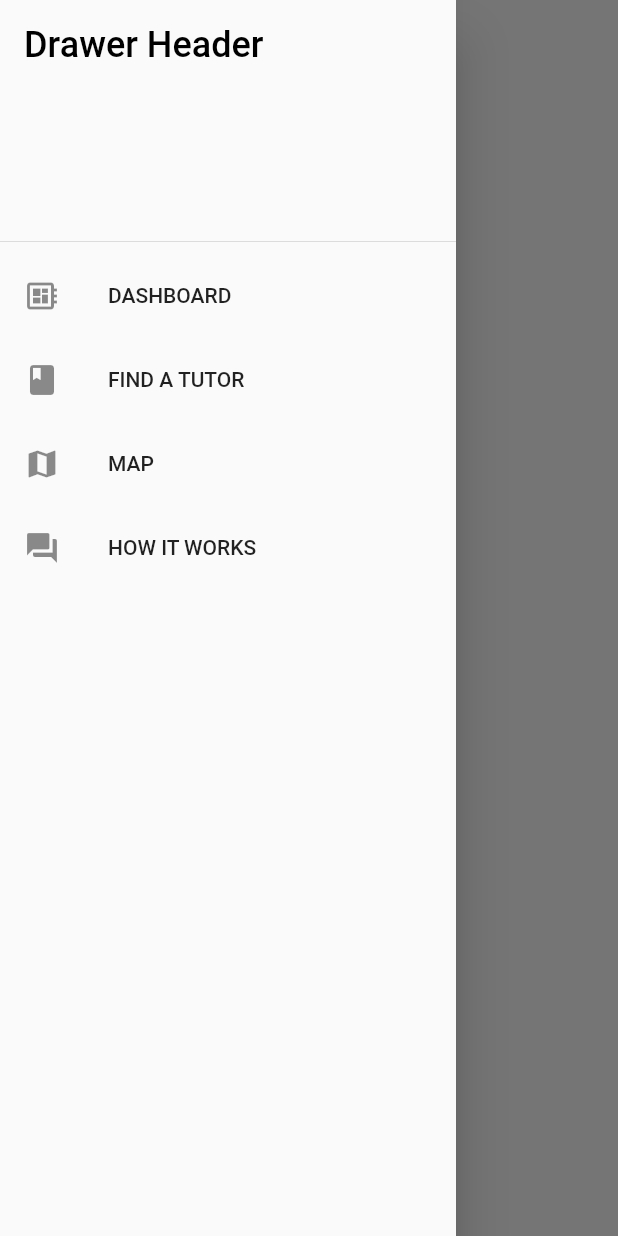
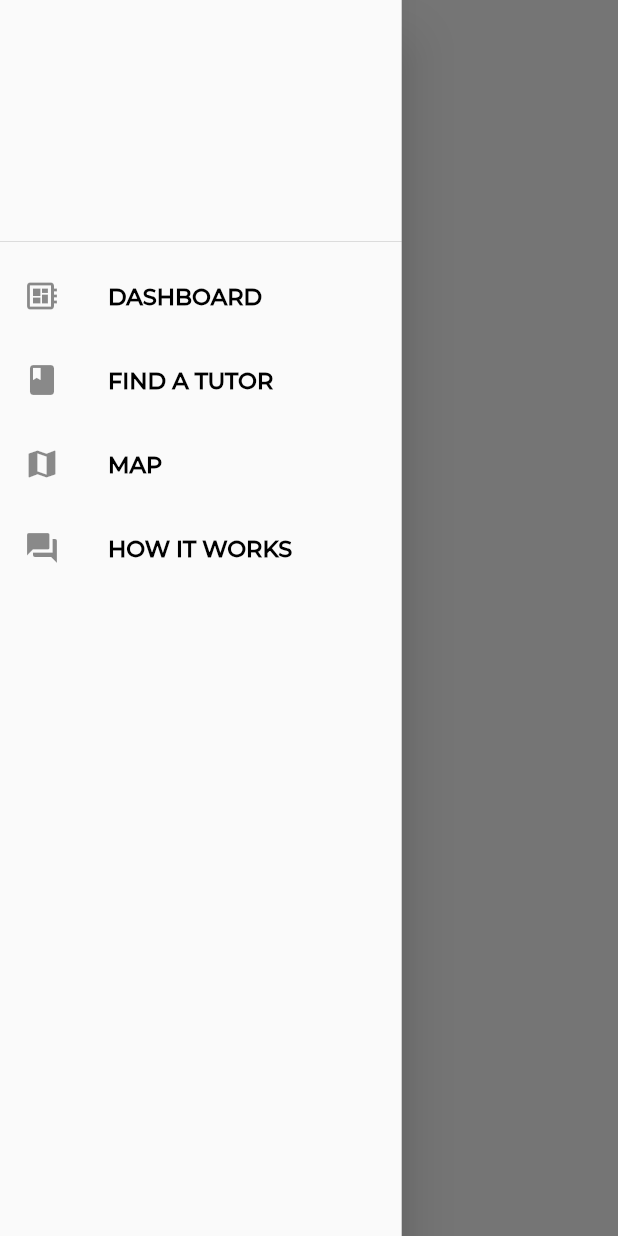
Before and after one commit to mayankdaruka/Styudor, a Flutter app: the DashBoard screen opened directly with empty values, with the side drawer open, on a phone screen of 412 x 824 dp. Run offline on Flutter 3.47's test engine with Material 2 defaults, Android fonts, the phone set to English and light mode, and no system bars; our stand-ins replace firebase_auth, mask_text_input_formatter; accounts and stored records are empty.

Commit message:
Dashboard and style theme changes

```diff
--- a/lib/dashboard.dart
+++ b/lib/dashboard.dart
@@ -17,7 +17,9 @@ class DashBoard extends StatelessWidget {
         backgroundColor: Colors.white,
         elevation: 0.0,
       ),
-      drawer: Drawer(
+      drawer: SizedBox(
+        width: MediaQuery.of(context).size.width * 0.65,
+        child: Drawer(
           child: ListView(
             padding: EdgeInsets.zero,
             children: <Widget>[
@@ -27,37 +29,30 @@ class DashBoard extends StatelessWidget {
 
                 ),
                 child: Text(
-                'Drawer Header',
-                style: TextStyle(
-                  color: Colors.black,
-                  fontSize: 24.0,
-                ),
-              ),
+                  _user['firstname'] + " " + _user['lastname'],
+                  textAlign: TextAlign.center,
+                  style: Theme.of(context).textTheme.headline6,),
               ),
               ListTile(
                 leading: Icon(Icons.developer_board),
-              title: Text('DASHBOARD'),
+                title: Text('DASHBOARD', style: Theme.of(context).textTheme.headline4,),
 
               ),
               ListTile(
                 leading: Icon(Icons.book),
-              title: Text('FIND A TUTOR'),
+                title: Text('FIND A TUTOR', style: Theme.of(context).textTheme.headline4,),
               ),
               ListTile(
                 leading: Icon(Icons.map),
-              title: Text('MAP'),
+                title: Text('MAP', style: Theme.of(context).textTheme.headline4,),
               ),
               ListTile(
                 leading: Icon(Icons.question_answer),
-              title: Text('HOW IT WORKS'),
+                title: Text('HOW IT WORKS', style: Theme.of(context).textTheme.headline4,),
               ),
             ],
           ),
         ),
-      body: Column(
-        children: <Widget>[
-          Text(_user['firstname']),
-        ],
       ),
     );
   }
--- a/lib/main.dart
+++ b/lib/main.dart
@@ -35,7 +35,8 @@ class MyApp extends StatelessWidget {
           headline2: Body1TextStyle,
           headline3: Body2TextStyle,
           headline4: Body3TextStyle,
-          headline5: Body4TextStyle
+          headline5: Body4TextStyle,
+          headline6: Title2TextStyle,
         ),
         visualDensity: VisualDensity.adaptivePlatformDensity,
       ),
--- a/lib/style.dart
+++ b/lib/style.dart
@@ -9,6 +9,13 @@ const TitleTextStyle = TextStyle(
   fontFamily: FontNameDefault,
   fontSize: LargeTextSize,
   color: Colors.black
+);
+
+const Title2TextStyle = TextStyle(
+  fontFamily: FontNameDefault,
+  fontSize: LargeTextSize,
+  color: Colors.black,
+  fontWeight: FontWeight.bold,
 );
 
 const Body1TextStyle = TextStyle(
```
Lines whose indentation alone changed are shown as unchanged.
